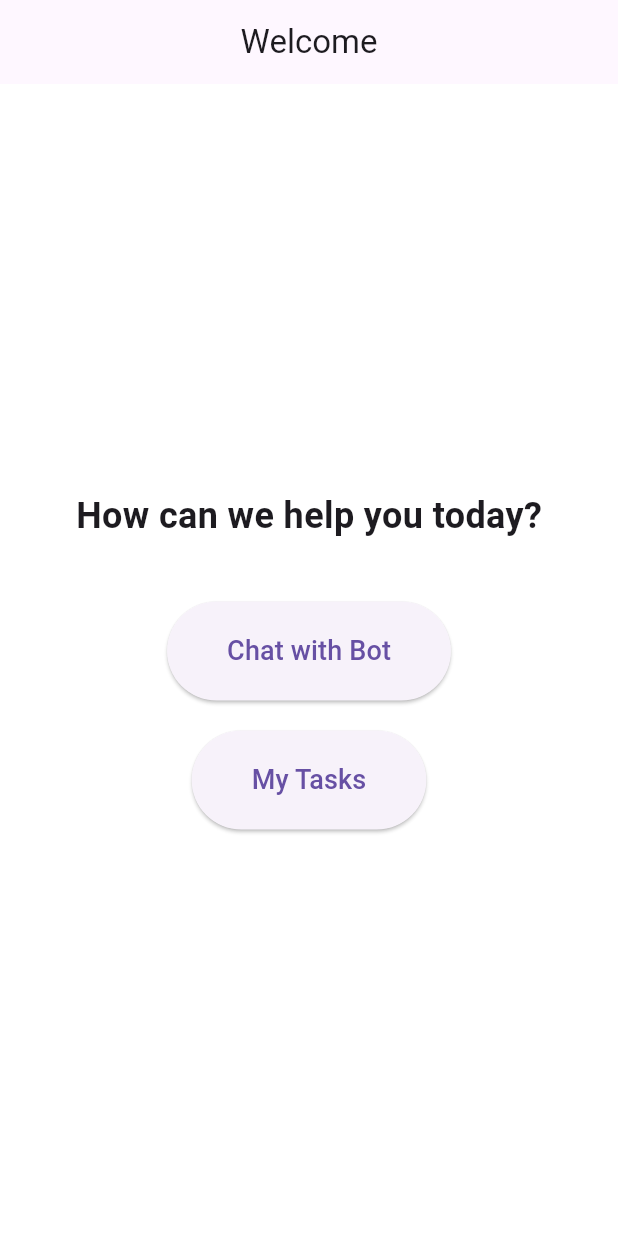
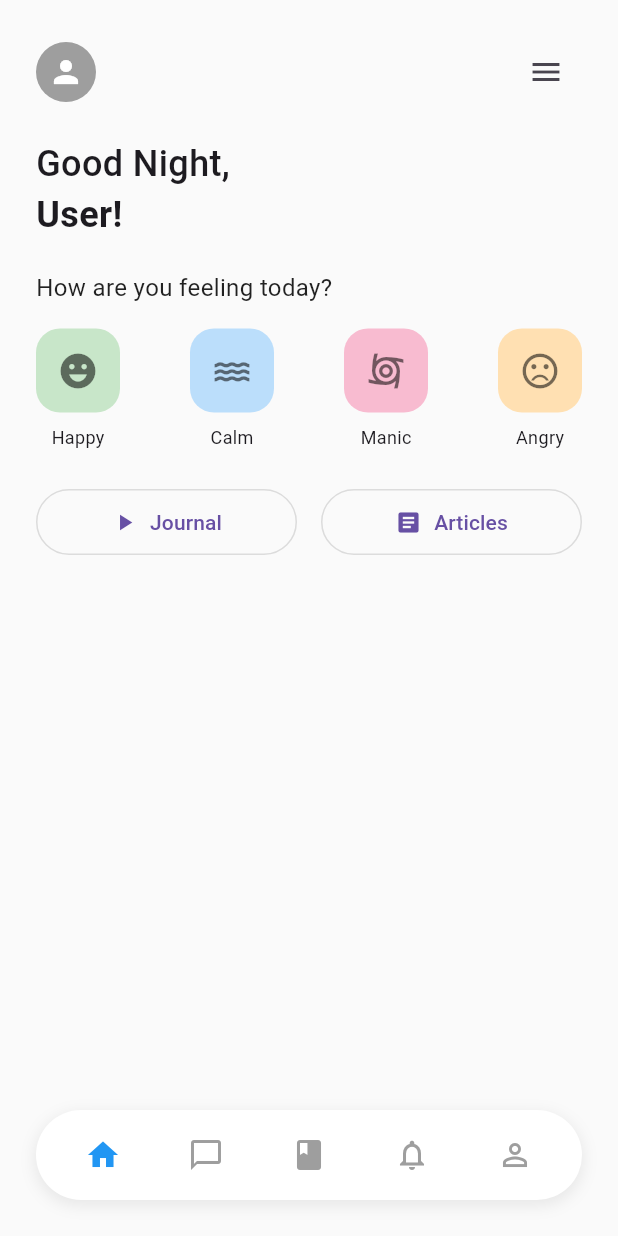
Before and after one commit to Saurabhhsahu/Mitra, a Flutter app: the screen it shows after launch, on a phone screen of 412 x 824 dp. Run offline on Flutter 3.47's test engine with Material 3 defaults, Android fonts, the phone set to English and light mode, and no system bars; our stand-ins replace shared_preferences.

Commit message:
fixed basic structure

```diff
--- a/lib/screens/landing_screen.dart
+++ b/lib/screens/landing_screen.dart
@@ -1,52 +1,126 @@
 import 'package:flutter/material.dart';
 import 'chatbot_screen.dart';
 import 'tasks_screen.dart';
+import 'articles_screen.dart';
+import 'journal_screen.dart';
+import '../sections/mood_section.dart';
+import '../sections/bottom_navbar.dart';
 
-class LandingScreen extends StatelessWidget {
+class LandingScreen extends StatefulWidget {
   const LandingScreen({super.key});
+
+  @override
+  State<LandingScreen> createState() => _LandingScreenState();
+}
+
+class _LandingScreenState extends State<LandingScreen> {
+  int _selectedIndex = 0;
+
+  void _onNavBarTapped(int index) {
+    setState(() {
+      _selectedIndex = index;
+    });
+  }
 
   @override
   Widget build(BuildContext context) {
     return Scaffold(
-      appBar: AppBar(
-        title: const Text('Welcome'),
-        centerTitle: true,
+      backgroundColor: Colors.grey[50],
+      appBar: null,
+      body: SafeArea(
+        child: Padding(
+          padding: const EdgeInsets.all(24.0),
+          child: Column(
+            crossAxisAlignment: CrossAxisAlignment.start,
+            children: [
+              // Top row with avatar and menu
+              Row(
+                mainAxisAlignment: MainAxisAlignment.spaceBetween,
+                children: [
+                  const CircleAvatar(
+                    backgroundColor: Colors.grey,
+                    child: Icon(Icons.person, color: Colors.white),
                   ),
-      body: Center(
-        child: Column(
-          mainAxisAlignment: MainAxisAlignment.center,
-          children: [
+                  IconButton(
+                    icon: const Icon(Icons.menu),
+                    onPressed: () {},
+                  ),
+                ],
+              ),
+
+              const SizedBox(height: 20),
+
+              // Greeting section
               const Text(
-              'How can we help you today?',
+                'Good Night,',
+                style: TextStyle(fontSize: 24, fontWeight: FontWeight.w500),
+              ),
+              const Text(
+                'User!',
                 style: TextStyle(fontSize: 24, fontWeight: FontWeight.bold),
               ),
-            const SizedBox(height: 40),
-            ElevatedButton(
+
+              const SizedBox(height: 20),
+
+              // Mood Section
+              const MoodSection(),
+
+              const SizedBox(height: 24),
+
+              // Journal and Articles buttons
+              Row(
+                children: [
+                  Expanded(
+                    child: OutlinedButton.icon(
                       onPressed: () {
                         Navigator.push(
                           context,
-                  MaterialPageRoute(builder: (context) => const ChatbotScreen()),
+                          MaterialPageRoute(
+                            builder: (context) => const JournalHomePage(),
+                          ),
                         );
                       },
-              style: ElevatedButton.styleFrom(
-                padding: const EdgeInsets.symmetric(horizontal: 40, vertical: 20),
+                      icon: const Icon(Icons.play_arrow, size: 18),
+                      label: const Text('Journal'),
+                      style: OutlinedButton.styleFrom(
+                        padding: const EdgeInsets.symmetric(vertical: 12, horizontal: 16),
+                        shape: RoundedRectangleBorder(borderRadius: BorderRadius.circular(30)),
+                        side: const BorderSide(color: Colors.black12),
                       ),
-              child: const Text('Chat with Bot', style: TextStyle(fontSize: 18)),
                     ),
-            const SizedBox(height: 20),
-            ElevatedButton(
+                  ),
+                  const SizedBox(width: 16),
+                  Expanded(
+                    child: OutlinedButton.icon(
                       onPressed: () {
                         Navigator.push(
                           context,
-                  MaterialPageRoute(builder: (context) => const TasksScreen()),
+                          MaterialPageRoute(
+                            builder: (context) => const ArticlesScreen(),
+                          ),
                         );
                       },
-              style: ElevatedButton.styleFrom(
-                padding: const EdgeInsets.symmetric(horizontal: 40, vertical: 20),
+                      icon: const Icon(Icons.article, size: 18),
+                      label: const Text('Articles'),
+                      style: OutlinedButton.styleFrom(
+                        padding: const EdgeInsets.symmetric(vertical: 12, horizontal: 16),
+                        shape: RoundedRectangleBorder(borderRadius: BorderRadius.circular(30)),
+                        side: const BorderSide(color: Colors.black12),
                       ),
-              child: const Text('My Tasks', style: TextStyle(fontSize: 18)),
+                    ),
                   ),
                 ],
+              ),
+
+              const Spacer(),
+
+              // Bottom Navigation Bar
+              BottomNavBar(
+                currentIndex: _selectedIndex,
+                onTap: _onNavBarTapped,
+              ),
+            ],
+          ),
         ),
       ),
     );
--- /dev/null
+++ b/lib/sections/bottom_navbar.dart
@@ -0,0 +1,62 @@
+import 'package:flutter/material.dart';
+import '../screens/chatbot_screen.dart';
+import '../screens/tasks_screen.dart';
+
+class BottomNavBar extends StatelessWidget {
+  final int currentIndex;
+  final Function(int) onTap;
+
+  const BottomNavBar({super.key, required this.currentIndex, required this.onTap});
+
+  @override
+  Widget build(BuildContext context) {
+    return Container(
+      height: 60,
+      decoration: BoxDecoration(
+        color: Colors.white,
+        borderRadius: BorderRadius.circular(30),
+        boxShadow: [
+          BoxShadow(
+            color: Colors.grey.withOpacity(0.2),
+            spreadRadius: 1,
+            blurRadius: 8,
+            offset: const Offset(0, 3),
+          ),
+        ],
+      ),
+      child: Row(
+        mainAxisAlignment: MainAxisAlignment.spaceEvenly,
+        children: [
+          _buildNavBarItem(Icons.home, 0, context),
+          _buildNavBarItem(Icons.chat_bubble_outline, 1, context),
+          _buildNavBarItem(Icons.book, 2, context),
+          _buildNavBarItem(Icons.notifications_none, 3, context),
+          _buildNavBarItem(Icons.person_outline, 4, context),
+        ],
+      ),
+    );
+  }
+
+  Widget _buildNavBarItem(IconData icon, int index, BuildContext context) {
+    return IconButton(
+      icon: Icon(
+        icon,
+        color: currentIndex == index ? Colors.blue : Colors.grey,
+      ),
+      onPressed: () {
+        onTap(index);
+        if (index == 1) {
+          Navigator.push(
+            context,
+            MaterialPageRoute(builder: (context) => const ChatbotScreen()),
+          );
+        } else if (index == 2) {
+          Navigator.push(
+            context,
+            MaterialPageRoute(builder: (context) => const TasksScreen()),
+          );
+        }
+      },
+    );
+  }
+}
--- /dev/null
+++ b/lib/sections/mood_section.dart
@@ -0,0 +1,52 @@
+import 'package:flutter/material.dart';
+
+class MoodSection extends StatelessWidget {
+  const MoodSection({super.key});
+
+  Widget _buildMoodButton(String label, IconData icon, Color backgroundColor) {
+    return Column(
+      children: [
+        Container(
+          width: 56,
+          height: 56,
+          decoration: BoxDecoration(
+            color: backgroundColor,
+            borderRadius: BorderRadius.circular(16),
+          ),
+          child: Icon(icon, color: Colors.black54, size: 28),
+        ),
+        const SizedBox(height: 8),
+        Text(
+          label,
+          style: const TextStyle(fontSize: 12),
+        ),
+      ],
+    );
+  }
+
+  @override
+  Widget build(BuildContext context) {
+    return Column(
+      crossAxisAlignment: CrossAxisAlignment.start,
+      children: [
+        const Text(
+          'How are you feeling today?',
+          style: TextStyle(
+            fontSize: 16,
+            color: Colors.black87,
+          ),
+        ),
+        const SizedBox(height: 16),
+        Row(
+          mainAxisAlignment: MainAxisAlignment.spaceBetween,
+          children: [
+            _buildMoodButton('Happy', Icons.emoji_emotions, Colors.green.shade100),
+            _buildMoodButton('Calm', Icons.water, Colors.blue.shade100),
+            _buildMoodButton('Manic', Icons.cyclone, Colors.pink.shade100),
+            _buildMoodButton('Angry', Icons.sentiment_very_dissatisfied, Colors.orange.shade100),
+          ],
+        ),
+      ],
+    );
+  }
+}
--- a/pubspec.yaml
+++ b/pubspec.yaml
@@ -30,6 +30,7 @@ environment:
 dependencies:
   flutter:
     sdk: flutter
+  shared_preferences: ^2.2.2  # Use the latest version
 
   # The following adds the Cupertino Icons font to your application.
   # Use with the CupertinoIcons class for iOS style icons.
```
Also changed, not shown: lib/screens/articles_screen.dart (added, +29 -0 lines), lib/screens/journal_screen.dart (added, +142 -0 lines), pubspec.lock, 1 other file. Lines whose indentation alone changed are shown as unchanged.
